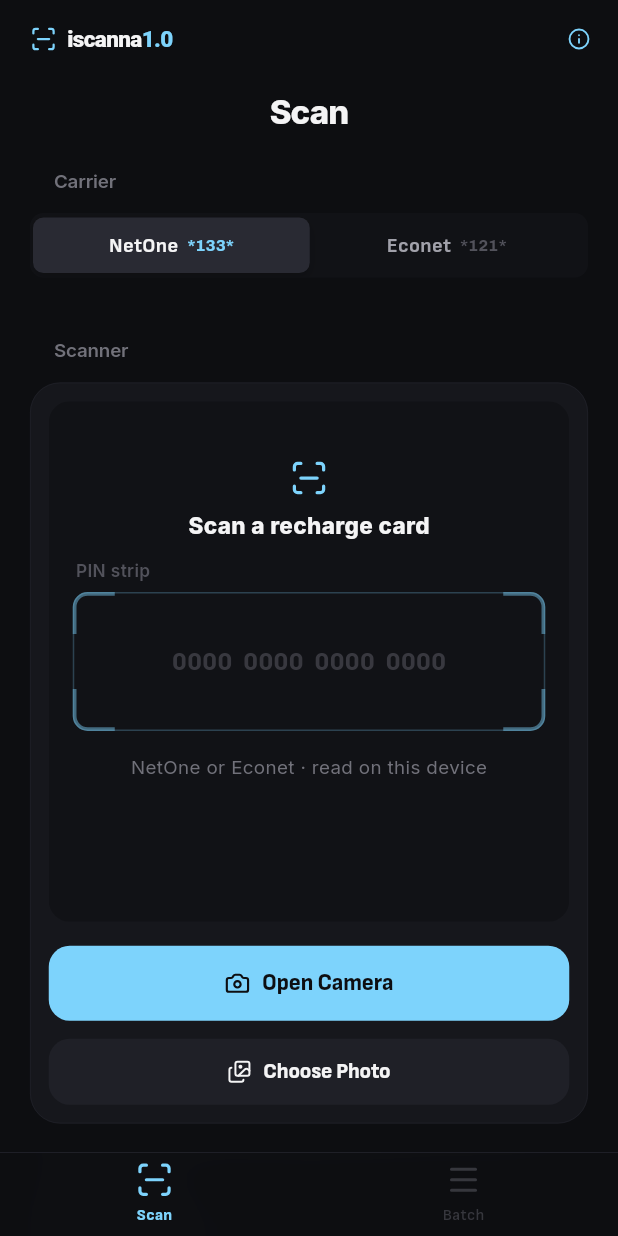
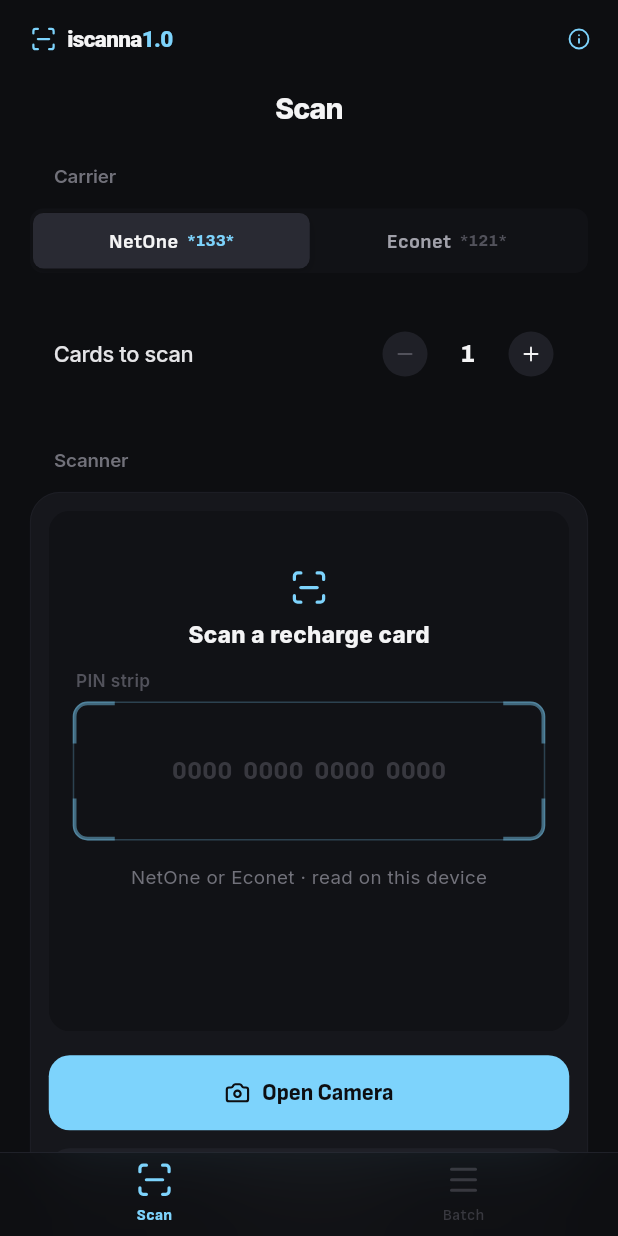
Before and after one commit to brandie-xxx/iscanna-v1.0, a Flutter app: the screen it shows after launch, on a phone screen of 412 x 824 dp. Run offline on Flutter 3.47's test engine with Material 3 defaults, Android fonts, the phone set to English and light mode, and no system bars; our stand-ins replace camera, confetti, image_picker, lucide_icons_flutter, share_plus; missing offline and left inert: google_mlkit_text_recognition.

Commit message:
Simplify batch target, sharpen PIN editor, smaller headers
- Cards to scan: a single row with round -/+ steppers above the scanner
- PIN editor: square digit boxes without the amber underline; round keypad keys
- Smaller large titles and Clear action; CSV/JSON/TXT labels in Inter
- Queued rows show the carrier only (no Verified label)
- Test that batch cards are dialed one at a time (no dial-all)

Co-Authored-By: Claude Opus 5.5 <noreply@anthropic.com>
Claude-Session: https://claude.ai/code/session_01XtWghEjRpoRNAof9hKBBwM

```diff
--- a/lib/screens/scan_tab.dart
+++ b/lib/screens/scan_tab.dart
@@ -48,10 +48,10 @@ class ScanTab extends StatelessWidget {
                 segments: {for (final f in kCarrierFormats) f.id: (f.name, f.prefix)},
                 onChanged: (id) => controller.selectFormat(findFormatById(id)!),
               ),
+              const SizedBox(height: AppSpace.xxl),
+              _BatchTarget(controller: controller),
               const SizedBox(height: AppSpace.section),
               CameraCapture(controller: controller),
-              const SizedBox(height: AppSpace.section),
-              _BatchTargetSection(controller: controller),
               const SizedBox(height: AppSpace.section),
               CardResultsView(controller: controller, onDial: onDial),
             ],
@@ -73,81 +73,83 @@ class ScanTab extends StatelessWidget {
   }
 }
 
-/// "Cards to scan" stepper with progress; above 1, verified scans queue themselves.
-class _BatchTargetSection extends StatelessWidget {
-  const _BatchTargetSection({required this.controller});
+/// One plain line: "Cards to scan  − 2 +". At 2 or more, Batch turns on and a queue count appears.
+class _BatchTarget extends StatelessWidget {
+  const _BatchTarget({required this.controller});
 
   final AppController controller;
 
   @override
   Widget build(BuildContext context) {
     final target = controller.targetScanCount;
-    final queued = controller.batch.length;
-    final fraction = (queued / target).clamp(0.0, 1.0);
-    return GroupedSection(
-      header: 'Batch target',
-      footer: target > 1
-          ? 'Batch is on. Verified scans join the queue automatically until the target is reached.'
-          : 'Set 2 or more cards to turn on Batch and queue verified scans automatically.',
+    return Padding(
+      padding: const EdgeInsets.symmetric(horizontal: AppSpace.lg),
       child: Column(
+        crossAxisAlignment: CrossAxisAlignment.start,
         children: [
           Row(
             children: [
               const Expanded(child: Text('Cards to scan', style: AppText.body)),
-              Text(
-                '$target',
-                style: const TextStyle(
-                  fontFamily: kButtonFamily,
-                  fontSize: 15,
-                  fontWeight: FontWeight.w600,
-                  color: AppColors.accent,
-                  fontFeatures: [FontFeature.tabularFigures()],
+              _RoundStep(
+                icon: LucideIcons.minus,
+                label: 'Decrease cards to scan, now $target',
+                onTap: target > 1 ? controller.decrementTarget : null,
+              ),
+              SizedBox(
+                width: 40,
+                child: Text(
+                  '$target',
+                  textAlign: TextAlign.center,
+                  style: AppText.code.copyWith(fontSize: 16, color: AppColors.textPrimary),
                 ),
               ),
-              const SizedBox(width: AppSpace.md),
-              StepperControl(
-                semanticValue: 'target $target',
-                onDecrement: target > 1 ? controller.decrementTarget : null,
-                onIncrement: controller.incrementTarget,
+              _RoundStep(
+                icon: LucideIcons.plus,
+                label: 'Increase cards to scan, now $target',
+                onTap: controller.incrementTarget,
               ),
             ],
           ),
-          AnimatedSize(
-            duration: const Duration(milliseconds: 240),
-            curve: Curves.easeOutCubic,
-            child: target <= 1
-                ? const SizedBox(width: double.infinity)
-                : Padding(
-                    padding: const EdgeInsets.only(top: AppSpace.lg),
-                    child: Column(
-                      children: [
-                        Row(
-                          children: [
-                            Expanded(child: Text('$queued of $target queued', style: AppText.footnote)),
-                            Text('${(fraction * 100).round()}%', style: AppText.readout),
-                          ],
-                        ),
-                        const SizedBox(height: AppSpace.md),
-                        ClipRRect(
-                          borderRadius: BorderRadius.circular(3),
-                          child: TweenAnimationBuilder<double>(
-                            tween: Tween(end: fraction),
-                            duration: const Duration(milliseconds: 400),
-                            curve: Curves.easeOutCubic,
-                            builder: (_, value, _) => LinearProgressIndicator(
-                              value: value,
-                              minHeight: 5,
-                              backgroundColor: AppColors.surface,
-                              color: AppColors.accent,
-                            ),
-                          ),
-                        ),
-                      ],
-                    ),
-                  ),
-          ),
+          if (target > 1) ...[
+            const SizedBox(height: AppSpace.xs),
+            Text('${controller.batch.length} of $target queued', style: AppText.footnote),
+          ],
         ],
       ),
     );
   }
 }
+
+class _RoundStep extends StatelessWidget {
+  const _RoundStep({required this.icon, required this.label, required this.onTap});
+
+  final IconData icon;
+  final String label;
+  final VoidCallback? onTap;
+
+  @override
+  Widget build(BuildContext context) {
+    return Semantics(
+      button: true,
+      enabled: onTap != null,
+      label: label,
+      excludeSemantics: true,
+      child: Pressable(
+        onTap: onTap,
+        pressedScale: 0.88,
+        child: SizedBox(
+          width: kMinTouchTarget,
+          height: kMinTouchTarget,
+          child: Center(
+            child: Container(
+              width: 30,
+              height: 30,
+              decoration: const BoxDecoration(color: AppColors.surface, shape: BoxShape.circle),
+              child: Icon(icon, size: 15, color: onTap == null ? AppColors.textFaint : AppColors.textPrimary),
+            ),
+          ),
+        ),
+      ),
+    );
+  }
+}
--- a/lib/theme/app_theme.dart
+++ b/lib/theme/app_theme.dart
@@ -65,7 +65,7 @@ abstract final class AppText {
   /// Screen title (centred, collapses into the navigation bar).
   static const largeTitle = TextStyle(
     fontFamily: kFontFamily,
-    fontSize: 22,
+    fontSize: 19,
     fontWeight: FontWeight.w800,
     letterSpacing: -0.6,
     color: AppColors.textPrimary,
--- a/lib/widgets/screen_header.dart
+++ b/lib/widgets/screen_header.dart
@@ -80,7 +80,7 @@ class _HeaderDelegate extends SliverPersistentHeaderDelegate {
                       opacity: Curves.easeIn.transform(t),
                       child: Semantics(
                         header: t > 0.5,
-                        child: Text(title, style: AppText.headline),
+                        child: Text(title, style: AppText.headline.copyWith(fontSize: 14)),
                       ),
                     ),
                     if (leading != null)
```
Also changed, not shown: lib/screens/batch_tab.dart (+12 -12 lines), lib/widgets/common.dart (+0 -40 lines), lib/widgets/digit_correction_sheet.dart (+29 -21 lines), 2 other files.
